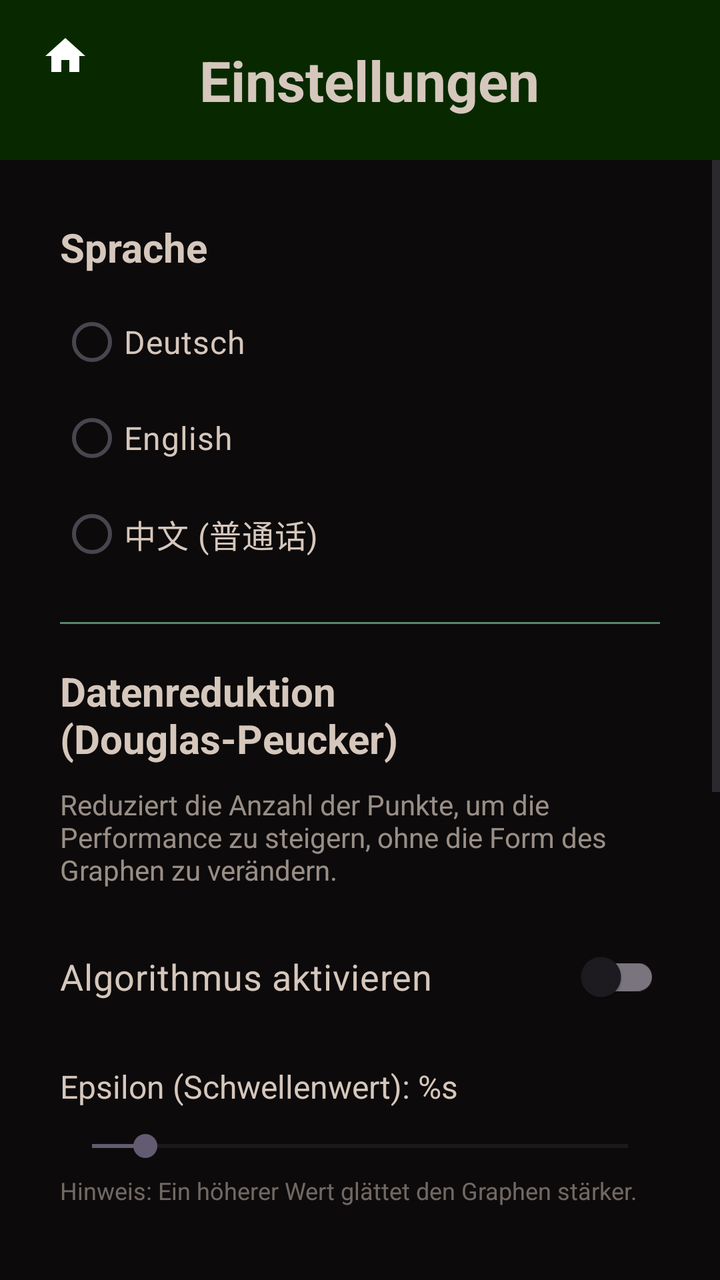
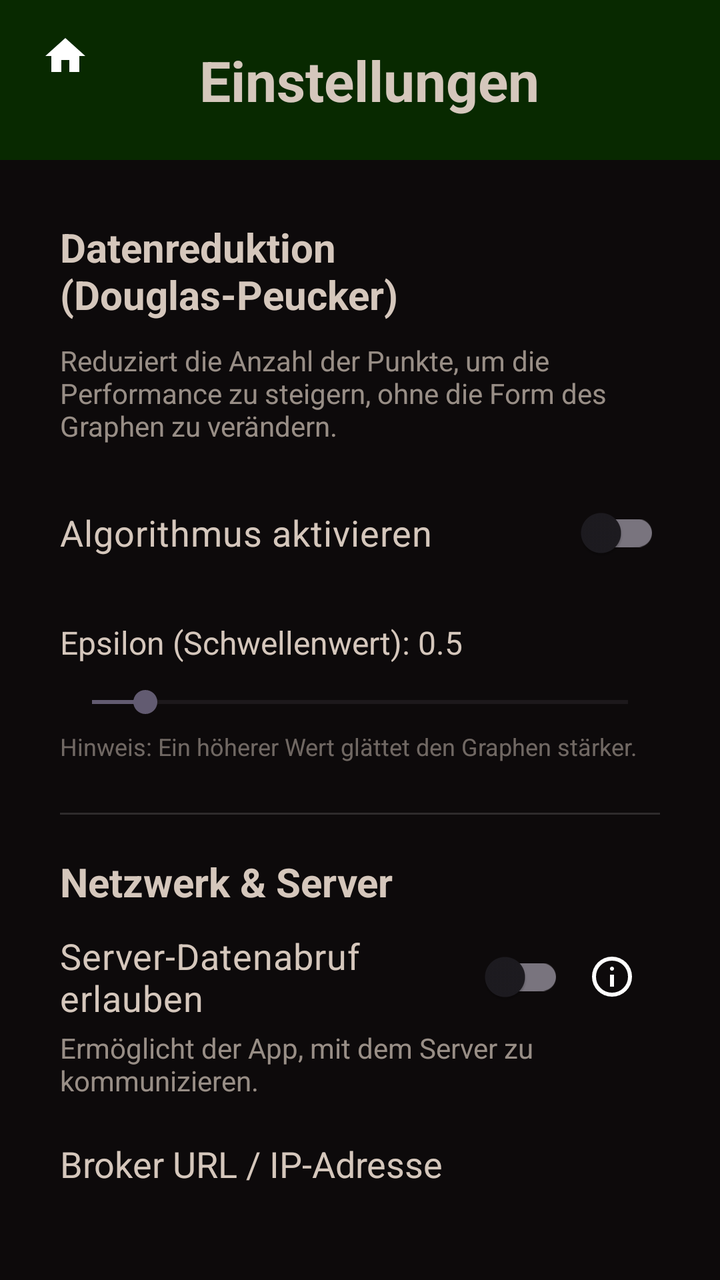

Compare the two renders of this Android layout. The source of the first and the diff that turns it into the second are given below.
<!-- AndroidManifest.xml: application theme Theme.BiotSpeechIoT -->
<!-- res/layout/activity_settings.xml -->
<?xml version="1.0" encoding="utf-8"?>
<LinearLayout xmlns:android="http://schemas.android.com/apk/res/android"
    xmlns:tools="http://schemas.android.com/tools"
    android:layout_width="match_parent"
    android:id="@+id/settings"
    android:layout_height="match_parent"
    android:orientation="vertical"
    android:background="@color/background"
    tools:context=".main.MainActivity">

    <LinearLayout
        android:layout_width="match_parent"
        android:layout_height="wrap_content"
        android:background="@color/header">

        <ImageButton
            android:id="@+id/home_button"
            android:layout_width="wrap_content"
            android:layout_height="wrap_content"
            android:src="@drawable/baseline_home_24"
            android:contentDescription="Zur Startseite"
            android:background="@color/header"
            android:layout_marginTop="16dp"
            android:layout_marginStart="16dp"
            android:paddingBottom="15dp"
            android:layout_weight="1"
            android:color="@color/text"/>

        <TextView

            android:id="@+id/headerText"
            android:layout_width="0dp"
            android:layout_height="80dp"
            android:background="@color/header"
            android:gravity="center_vertical|center_horizontal"
            android:layout_weight="28"
            android:padding="17dp"
            android:layout_marginRight="40dp"
            android:text="@string/settings_title"
            android:textColor="@color/text"
            android:textSize="28sp"
            android:textStyle="bold" />

    </LinearLayout>

    <ScrollView
        android:layout_width="match_parent"
        android:layout_height="0dp"
        android:layout_weight="1">

        <LinearLayout
            android:layout_width="match_parent"
            android:layout_height="wrap_content"
            android:orientation="vertical"
            android:layout_margin="10dp">

            
            <LinearLayout
                android:layout_width="match_parent"
                android:layout_height="wrap_content"
                android:orientation="vertical"
                android:layout_margin="20dp">

                <TextView
                    android:layout_width="match_parent"
                    android:layout_height="wrap_content"
                    android:text="@string/settings_language_title"
                    android:textColor="@color/text"
                    android:textSize="20sp"
                    android:textStyle="bold"
                    android:layout_marginBottom="10dp"/>

                <RadioGroup
                    android:id="@+id/rg_language"
                    android:layout_width="match_parent"
                    android:layout_height="wrap_content"
                    android:orientation="vertical">

                    <RadioButton
                        android:id="@+id/rb_lang_de"
                        android:layout_width="wrap_content"
                        android:layout_height="wrap_content"
                        android:text="@string/settings_lang_de"
                        android:textColor="@color/text"
                        android:textSize="16sp"
                        android:paddingTop="4dp"
                        android:paddingBottom="4dp" />

                    <RadioButton
                        android:id="@+id/rb_lang_en"
                        android:layout_width="wrap_content"
                        android:layout_height="wrap_content"
                        android:text="@string/settings_lang_en"
                        android:textColor="@color/text"
                        android:textSize="16sp"
                        android:paddingTop="4dp"
                        android:paddingBottom="4dp" />

                    <RadioButton
                        android:id="@+id/rb_lang_zh"
                        android:layout_width="wrap_content"
                        android:layout_height="wrap_content"
                        android:text="@string/settings_lang_zh"
                        android:textColor="@color/text"
                        android:textSize="16sp"
                        android:paddingTop="4dp"
                        android:paddingBottom="4dp" />

                </RadioGroup>

            </LinearLayout>

            
            <View
                android:layout_width="match_parent"
                android:layout_height="1dp"
                android:layout_marginHorizontal="20dp"
                android:background="@color/button" />

            
            <LinearLayout
                android:layout_width="match_parent"
                android:layout_height="wrap_content"
                android:orientation="vertical"
                android:layout_margin="20dp">

                <TextView
                    android:layout_width="match_parent"
                    android:layout_height="wrap_content"
                    android:text="@string/settings_dp_title"
                    android:textColor="@color/text"
                    android:textSize="20sp"
                    android:textStyle="bold"
                    android:layout_marginBottom="10dp"/>

                <TextView
                    android:layout_width="match_parent"
                    android:layout_height="wrap_content"
                    android:text="@string/settings_dp_desc"
                    android:textColor="@color/text"
                    android:textSize="14sp"
                    android:layout_marginBottom="20dp"
                    android:alpha="0.7"/>

                <com.google.android.material.switchmaterial.SwitchMaterial
                    android:id="@+id/switch_dp_active"
                    android:layout_width="match_parent"
                    android:layout_height="wrap_content"
                    android:text="@string/settings_dp_enable"
                    android:textColor="@color/text"
                    android:textSize="18sp" />

                <TextView
                    android:id="@+id/tv_epsilon_value"
                    android:layout_width="match_parent"
                    android:layout_height="wrap_content"
                    android:text="@string/settings_dp_epsilon_label"
                    android:textColor="@color/text"
                    android:layout_marginTop="20dp"
                    android:textSize="16sp" />

                <SeekBar
                    android:id="@+id/seekbar_epsilon"
                    android:layout_width="match_parent"
                    android:layout_height="wrap_content"
                    android:layout_marginTop="10dp"
                    android:max="100"
                    android:progress="10" />

                <TextView
                    android:layout_width="match_parent"
                    android:layout_height="wrap_content"
                    android:text="@string/settings_dp_hint"
                    android:textColor="@color/text"
                    android:textSize="12sp"
                    android:layout_marginTop="5dp"
                    android:fontStyle="italic"
                    android:alpha="0.5"/>

            </LinearLayout>

            <View
                android:layout_width="match_parent"
                android:layout_height="1dp"
                android:background="#44888888"
                android:layout_marginTop="25dp"
                android:layout_marginBottom="20dp" />

            <TextView
                android:layout_width="match_parent"
                android:layout_height="wrap_content"
                android:text="Netzwerk &amp; Server"
                android:textColor="@color/text"
                android:textSize="20sp"
                android:textStyle="bold"
                android:layout_marginBottom="10dp"/>

            <LinearLayout
                android:layout_width="match_parent"
                android:layout_height="wrap_content"
                android:orientation="horizontal"
                android:gravity="center_vertical">

                <com.google.android.material.switchmaterial.SwitchMaterial
                    android:id="@+id/switch_server_data"
                    android:layout_width="0dp"
                    android:layout_height="wrap_content"
                    android:layout_weight="1"
                    android:text="Server-Datenabruf erlauben"
                    android:textColor="@color/text"
                    android:textSize="18sp" />

                <ImageButton
                    android:id="@+id/btn_info_server_data"
                    android:layout_width="48dp"
                    android:layout_height="48dp"
                    android:src="@drawable/outline_info_24"
                    android:background="?attr/selectableItemBackgroundBorderless"
                    android:contentDescription="Info zur Serververbindung" />
            </LinearLayout>

            <TextView
                android:layout_width="match_parent"
                android:layout_height="wrap_content"
                android:text="Ermöglicht der App, mit dem Server zu kommunizieren."
                android:textColor="@color/text"
                android:textSize="14sp"
                android:layout_marginTop="2dp"
                android:layout_marginBottom="20dp"
                android:alpha="0.7"/>

            <LinearLayout
                android:layout_width="match_parent"
                android:layout_height="wrap_content"
                android:orientation="horizontal"
                android:gravity="center_vertical">

                <TextView
                    android:layout_width="0dp"
                    android:layout_height="wrap_content"
                    android:layout_weight="1"
                    android:text="Broker URL / IP-Adresse"
                    android:textColor="@color/text"
                    android:textSize="18sp" />
            </LinearLayout>

            <EditText
                android:id="@+id/et_mqtt_broker_url"
                android:layout_width="match_parent"
                android:layout_height="wrap_content"
                android:hint="tcp://192.168.178.80:1883"
                android:textColor="@color/text"
                android:textColorHint="#888888"
                android:inputType="textUri"
                android:layout_marginTop="0dp"
                android:paddingBottom="10dp"
                android:backgroundTint="@color/text" />

            <TextView
                android:layout_width="match_parent"
                android:layout_height="wrap_content"
                android:text="Die Adresse deines lokalen oder cloudbasierten MQTT-Brokers (inklusive Port)."
                android:textColor="@color/text"
                android:textSize="14sp"
                android:layout_marginTop="5dp"
                android:alpha="0.7"/>

            <View
                android:layout_width="match_parent"
                android:layout_height="1dp"
                android:background="#44888888"
                android:layout_marginTop="25dp"
                android:layout_marginBottom="20dp" />

            <TextView
                android:layout_width="match_parent"
                android:layout_height="wrap_content"
                android:text="Benachrichtigungen"
                android:textColor="@color/text"
                android:textSize="20sp"
                android:textStyle="bold"
                android:layout_marginBottom="10dp"/>

            <LinearLayout
                android:layout_width="match_parent"
                android:layout_height="wrap_content"
                android:orientation="horizontal"
                android:gravity="center_vertical">

                <com.google.android.material.switchmaterial.SwitchMaterial
                    android:id="@+id/switch_push_notifications"
                    android:layout_width="0dp"
                    android:layout_height="wrap_content"
                    android:layout_weight="1"
                    android:text="Push-Benachrichtigungen aktivieren"
                    android:textColor="@color/text"
                    android:textSize="18sp" />
            </LinearLayout>

            <TextView
                android:layout_width="match_parent"
                android:layout_height="wrap_content"
                android:text="Sendet eine System-Benachrichtigung, sobald eine deiner konfigurierten Regeln ausgelöst wird."
                android:textColor="@color/text"
                android:textSize="14sp"
                android:layout_marginTop="2dp"
                android:alpha="0.7"/>

        </LinearLayout>
    </ScrollView>

</LinearLayout>
<!-- resources referenced by this layout -->
<resources>
  <color name="background">#0D0A0B</color>
  <color name="button">#57886C</color>
  <color name="header">#082900</color>
  <color name="text">#D5C7BC</color>
  <!-- drawable baseline_home_24 (drawable) -->
  <vector xmlns:android="http://schemas.android.com/apk/res/android" android:height="24dp" android:tint="#FFFFFF" android:viewportHeight="24" android:viewportWidth="24" android:width="24dp">
        
      <path android:fillColor="@android:color/white" android:pathData="M10,20v-6h4v6h5v-8h3L12,3 2,12h3v8z"/>
      
  </vector>
  <!-- drawable outline_info_24 (drawable) -->
  <vector xmlns:android="http://schemas.android.com/apk/res/android" android:height="24dp" android:tint="#FFFFFF" android:viewportHeight="960" android:viewportWidth="960" android:width="24dp">
        
      <path android:fillColor="@android:color/white" android:pathData="M440,680L520,680L520,440L440,440L440,680ZM480,360Q497,360 508.5,348.5Q520,337 520,320Q520,303 508.5,291.5Q497,280 480,280Q463,280 451.5,291.5Q440,303 440,320Q440,337 451.5,348.5Q463,360 480,360ZM480,880Q397,880 324,848.5Q251,817 197,763Q143,709 111.5,636Q80,563 80,480Q80,397 111.5,324Q143,251 197,197Q251,143 324,111.5Q397,80 480,80Q563,80 636,111.5Q709,143 763,197Q817,251 848.5,324Q880,397 880,480Q880,563 848.5,636Q817,709 763,763Q709,817 636,848.5Q563,880 480,880ZM480,800Q614,800 707,707Q800,614 800,480Q800,346 707,253Q614,160 480,160Q346,160 253,253Q160,346 160,480Q160,614 253,707Q346,800 480,800ZM480,480Q480,480 480,480Q480,480 480,480Q480,480 480,480Q480,480 480,480Q480,480 480,480Q480,480 480,480Q480,480 480,480Q480,480 480,480Z"/>
      
  </vector>
  <string name="settings_dp_desc">Reduziert die Anzahl der Punkte, um die Performance zu steigern, ohne die Form des Graphen zu verändern.</string>
  <string name="settings_dp_enable">Algorithmus aktivieren</string>
  <string name="settings_dp_epsilon_label">Epsilon (Schwellenwert): %s</string>
  <string name="settings_dp_hint">Hinweis: Ein höherer Wert glättet den Graphen stärker.</string>
  <string name="settings_dp_title">Datenreduktion (Douglas-Peucker)</string>
  <string name="settings_lang_de">Deutsch</string>
  <string name="settings_lang_en">English</string>
  <string name="settings_lang_zh">中文 (普通话)</string>
  <string name="settings_language_title">Sprache</string>
  <string name="settings_title">Einstellungen</string>
  <style name="Theme.BiotSpeechIoT" parent="Base.Theme.BiotSpeechIoT" />
  <style name="Base.Theme.BiotSpeechIoT" parent="Theme.Material3.DayNight.NoActionBar">
          
          
      </style>
</resources>

<!-- the commit's change to res/layout/activity_settings.xml (unified diff, before → after) -->
@@ -36,148 +36,79 @@
             android:layout_weight="28"
             android:padding="17dp"
             android:layout_marginRight="40dp"
-            android:text="@string/settings_title"
+            android:text="Einstellungen"
             android:textColor="@color/text"
             android:textSize="28sp"
             android:textStyle="bold" />
 
     </LinearLayout>
 
-    <ScrollView
+    <LinearLayout
         android:layout_width="match_parent"
         android:layout_height="0dp"
-        android:layout_weight="1">
+        android:orientation="vertical"
+        android:layout_weight="1"
+        android:layout_margin="10dp">
 
         <LinearLayout
             android:layout_width="match_parent"
-            android:layout_height="wrap_content"
+            android:layout_height="0dp"
             android:orientation="vertical"
-            android:layout_margin="10dp">
-
-            
-            <LinearLayout
-                android:layout_width="match_parent"
-                android:layout_height="wrap_content"
-                android:orientation="vertical"
-                android:layout_margin="20dp">
-
-                <TextView
-                    android:layout_width="match_parent"
-                    android:layout_height="wrap_content"
-                    android:text="@string/settings_language_title"
-                    android:textColor="@color/text"
-                    android:textSize="20sp"
-                    android:textStyle="bold"
-                    android:layout_marginBottom="10dp"/>
-
-                <RadioGroup
-                    android:id="@+id/rg_language"
-                    android:layout_width="match_parent"
-                    android:layout_height="wrap_content"
-                    android:orientation="vertical">
-
-                    <RadioButton
-                        android:id="@+id/rb_lang_de"
-                        android:layout_width="wrap_content"
-                        android:layout_height="wrap_content"
-                        android:text="@string/settings_lang_de"
-                        android:textColor="@color/text"
-                        android:textSize="16sp"
-                        android:paddingTop="4dp"
-                        android:paddingBottom="4dp" />
-
-                    <RadioButton
-                        android:id="@+id/rb_lang_en"
-                        android:layout_width="wrap_content"
-                        android:layout_height="wrap_content"
-                        android:text="@string/settings_lang_en"
-                        android:textColor="@color/text"
-                        android:textSize="16sp"
-                        android:paddingTop="4dp"
-                        android:paddingBottom="4dp" />
-
-                    <RadioButton
-                        android:id="@+id/rb_lang_zh"
-                        android:layout_width="wrap_content"
-                        android:layout_height="wrap_content"
-                        android:text="@string/settings_lang_zh"
-                        android:textColor="@color/text"
-                        android:textSize="16sp"
-                        android:paddingTop="4dp"
-                        android:paddingBottom="4dp" />
-
-                </RadioGroup>
-
-            </LinearLayout>
-
-            
-            <View
-                android:layout_width="match_parent"
-                android:layout_height="1dp"
-                android:layout_marginHorizontal="20dp"
-                android:background="@color/button" />
-
-            
-            <LinearLayout
-                android:layout_width="match_parent"
-                android:layout_height="wrap_content"
-                android:orientation="vertical"
-                android:layout_margin="20dp">
-
-                <TextView
-                    android:layout_width="match_parent"
-                    android:layout_height="wrap_content"
-                    android:text="@string/settings_dp_title"
-                    android:textColor="@color/text"
-                    android:textSize="20sp"
-                    android:textStyle="bold"
-                    android:layout_marginBottom="10dp"/>
-
-                <TextView
-                    android:layout_width="match_parent"
-                    android:layout_height="wrap_content"
-                    android:text="@string/settings_dp_desc"
-                    android:textColor="@color/text"
-                    android:textSize="14sp"
-                    android:layout_marginBottom="20dp"
-                    android:alpha="0.7"/>
-
-                <com.google.android.material.switchmaterial.SwitchMaterial
-                    android:id="@+id/switch_dp_active"
-                    android:layout_width="match_parent"
-                    android:layout_height="wrap_content"
-                    android:text="@string/settings_dp_enable"
-                    android:textColor="@color/text"
-                    android:textSize="18sp" />
-
-                <TextView
-                    android:id="@+id/tv_epsilon_value"
-                    android:layout_width="match_parent"
-                    android:layout_height="wrap_content"
-                    android:text="@string/settings_dp_epsilon_label"
-                    android:textColor="@color/text"
-                    android:layout_marginTop="20dp"
-                    android:textSize="16sp" />
-
-                <SeekBar
-                    android:id="@+id/seekbar_epsilon"
-                    android:layout_width="match_parent"
-                    android:layout_height="wrap_content"
-                    android:layout_marginTop="10dp"
-                    android:max="100"
-                    android:progress="10" />
-
-                <TextView
-                    android:layout_width="match_parent"
-                    android:layout_height="wrap_content"
-                    android:text="@string/settings_dp_hint"
-                    android:textColor="@color/text"
-                    android:textSize="12sp"
-                    android:layout_marginTop="5dp"
-                    android:fontStyle="italic"
-                    android:alpha="0.5"/>
-
-            </LinearLayout>
+            android:layout_weight="1"
+            android:layout_margin="20dp">
+
+            <TextView
+                android:layout_width="match_parent"
+                android:layout_height="wrap_content"
+                android:text="Datenreduktion (Douglas-Peucker)"
+                android:textColor="@color/text"
+                android:textSize="20sp"
+                android:textStyle="bold"
+                android:layout_marginBottom="10dp"/>
+
+            <TextView
+                android:layout_width="match_parent"
+                android:layout_height="wrap_content"
+                android:text="Reduziert die Anzahl der Punkte, um die Performance zu steigern, ohne die Form des Graphen zu verändern."
+                android:textColor="@color/text"
+                android:textSize="14sp"
+                android:layout_marginBottom="20dp"
+                android:alpha="0.7"/>
+
+            <com.google.android.material.switchmaterial.SwitchMaterial
+                android:id="@+id/switch_dp_active"
+                android:layout_width="match_parent"
+                android:layout_height="wrap_content"
+                android:text="Algorithmus aktivieren"
+                android:textColor="@color/text"
+                android:textSize="18sp" />
+
+            <TextView
+                android:id="@+id/tv_epsilon_value"
+                android:layout_width="match_parent"
+                android:layout_height="wrap_content"
+                android:text="Epsilon (Schwellenwert): 0.5"
+                android:textColor="@color/text"
+                android:layout_marginTop="20dp"
+                android:textSize="16sp" />
+
+            <SeekBar
+                android:id="@+id/seekbar_epsilon"
+                android:layout_width="match_parent"
+                android:layout_height="wrap_content"
+                android:layout_marginTop="10dp"
+                android:max="100"
+                android:progress="10" />
+
+            <TextView
+                android:layout_width="match_parent"
+                android:layout_height="wrap_content"
+                android:text="Hinweis: Ein höherer Wert glättet den Graphen stärker."
+                android:textColor="@color/text"
+                android:textSize="12sp"
+                android:layout_marginTop="5dp"
+                android:fontStyle="italic"
+                android:alpha="0.5"/>
 
             <View
                 android:layout_width="match_parent"
@@ -307,6 +238,5 @@
                 android:alpha="0.7"/>
 
         </LinearLayout>
-    </ScrollView>
-
+    </LinearLayout>
 </LinearLayout>
<!-- resource entries referenced after the edit -->
@@ -1,7 +1,6 @@
 <!-- resources referenced by this layout -->
 <resources>
   <color name="background">#0D0A0B</color>
-  <color name="button">#57886C</color>
   <color name="header">#082900</color>
   <color name="text">#D5C7BC</color>
   <!-- drawable baseline_home_24 (drawable) -->
@@ -16,16 +15,6 @@
       <path android:fillColor="@android:color/white" android:pathData="M440,680L520,680L520,440L440,440L440,680ZM480,360Q497,360 508.5,348.5Q520,337 520,320Q520,303 508.5,291.5Q497,280 480,280Q463,280 451.5,291.5Q440,303 440,320Q440,337 451.5,348.5Q463,360 480,360ZM480,880Q397,880 324,848.5Q251,817 197,763Q143,709 111.5,636Q80,563 80,480Q80,397 111.5,324Q143,251 197,197Q251,143 324,111.5Q397,80 480,80Q563,80 636,111.5Q709,143 763,197Q817,251 848.5,324Q880,397 880,480Q880,563 848.5,636Q817,709 763,763Q709,817 636,848.5Q563,880 480,880ZM480,800Q614,800 707,707Q800,614 800,480Q800,346 707,253Q614,160 480,160Q346,160 253,253Q160,346 160,480Q160,614 253,707Q346,800 480,800ZM480,480Q480,480 480,480Q480,480 480,480Q480,480 480,480Q480,480 480,480Q480,480 480,480Q480,480 480,480Q480,480 480,480Q480,480 480,480Z"/>
       
   </vector>
-  <string name="settings_dp_desc">Reduziert die Anzahl der Punkte, um die Performance zu steigern, ohne die Form des Graphen zu verändern.</string>
-  <string name="settings_dp_enable">Algorithmus aktivieren</string>
-  <string name="settings_dp_epsilon_label">Epsilon (Schwellenwert): %s</string>
-  <string name="settings_dp_hint">Hinweis: Ein höherer Wert glättet den Graphen stärker.</string>
-  <string name="settings_dp_title">Datenreduktion (Douglas-Peucker)</string>
-  <string name="settings_lang_de">Deutsch</string>
-  <string name="settings_lang_en">English</string>
-  <string name="settings_lang_zh">中文 (普通话)</string>
-  <string name="settings_language_title">Sprache</string>
-  <string name="settings_title">Einstellungen</string>
   <style name="Theme.BiotSpeechIoT" parent="Base.Theme.BiotSpeechIoT" />
   <style name="Base.Theme.BiotSpeechIoT" parent="Theme.Material3.DayNight.NoActionBar">
           
